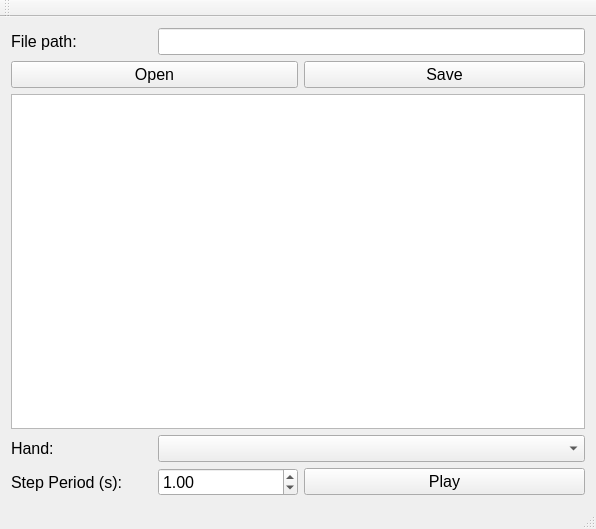
First picture: the form in forms/mainwindow.ui, repository Aightech/lslpub_handChoregraph, before the edit.
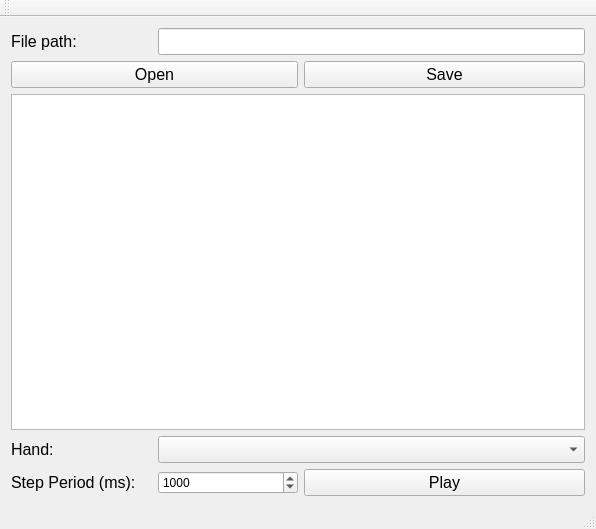
Second picture: the form after the edit.

Patch:
```diff
--- a/forms/mainwindow.ui
+++ b/forms/mainwindow.ui
@@ -44,7 +44,7 @@
        </font>
       </property>
       <property name="text">
-       <string>Step Period (s):</string>
+       <string>Step Period (ms):</string>
       </property>
      </widget>
     </item>
@@ -115,14 +115,15 @@
      </widget>
     </item>
     <item row="4" column="1">
-     <widget class="QDoubleSpinBox" name="doubleSpinBox">
-      <property name="font">
-       <font>
-        <pointsize>12</pointsize>
-       </font>
+     <widget class="QSpinBox" name="spinBox">
+      <property name="minimum">
+       <number>1</number>
+      </property>
+      <property name="maximum">
+       <number>5000</number>
       </property>
       <property name="value">
-       <double>1.000000000000000</double>
+       <number>1000</number>
       </property>
      </widget>
     </item>
```
Left out of the diff: 6 changed lines with no effect on the pictures.
